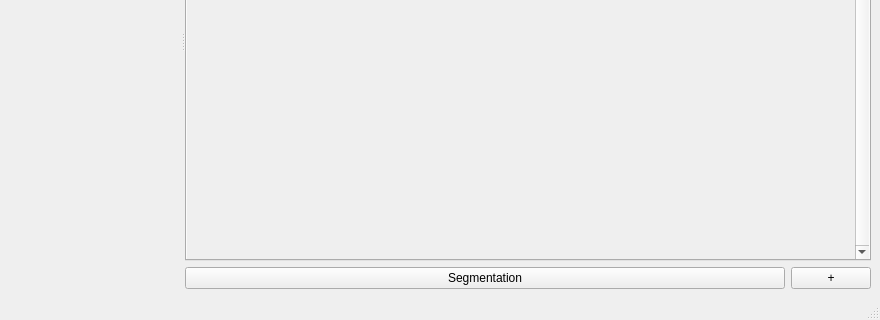
Old version of the form src/SokarUi/SegmentationWindow.ui in the repository jedrzejowski/sokar-app; both pictures show x 0 to 880 and y 216 to 536 of the 880 by 536 pixel window.
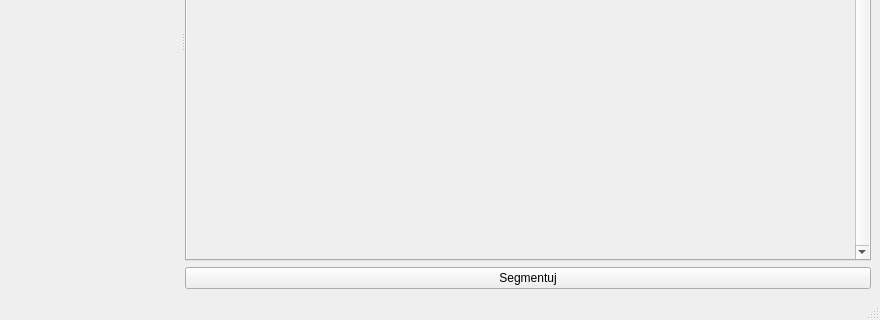
New version of the form. The open tabs and pages were chosen to show the change. Custom widgets are drawn as their Qt base class.

What changed in the file:
```diff
--- a/src/SokarUi/SegmentationWindow.ui
+++ b/src/SokarUi/SegmentationWindow.ui
@@ -153,20 +153,7 @@
                                                     </sizepolicy>
                                                 </property>
                                                 <property name="text">
-                                                    <string>Segmentation</string>
-                                                </property>
-                                            </widget>
-                                        </item>
-                                        <item>
-                                            <widget class="QPushButton" name="execSegementation2">
-                                                <property name="sizePolicy">
-                                                    <sizepolicy hsizetype="Maximum" vsizetype="Fixed">
-                                                        <horstretch>0</horstretch>
-                                                        <verstretch>0</verstretch>
-                                                    </sizepolicy>
-                                                </property>
-                                                <property name="text">
-                                                    <string>+</string>
+             <string>Segmentuj</string>
                                                 </property>
                                             </widget>
                                         </item>
```
Left out of the diff: 4 changed lines with no effect on the pictures. Lines whose indentation alone changed are shown as unchanged.
